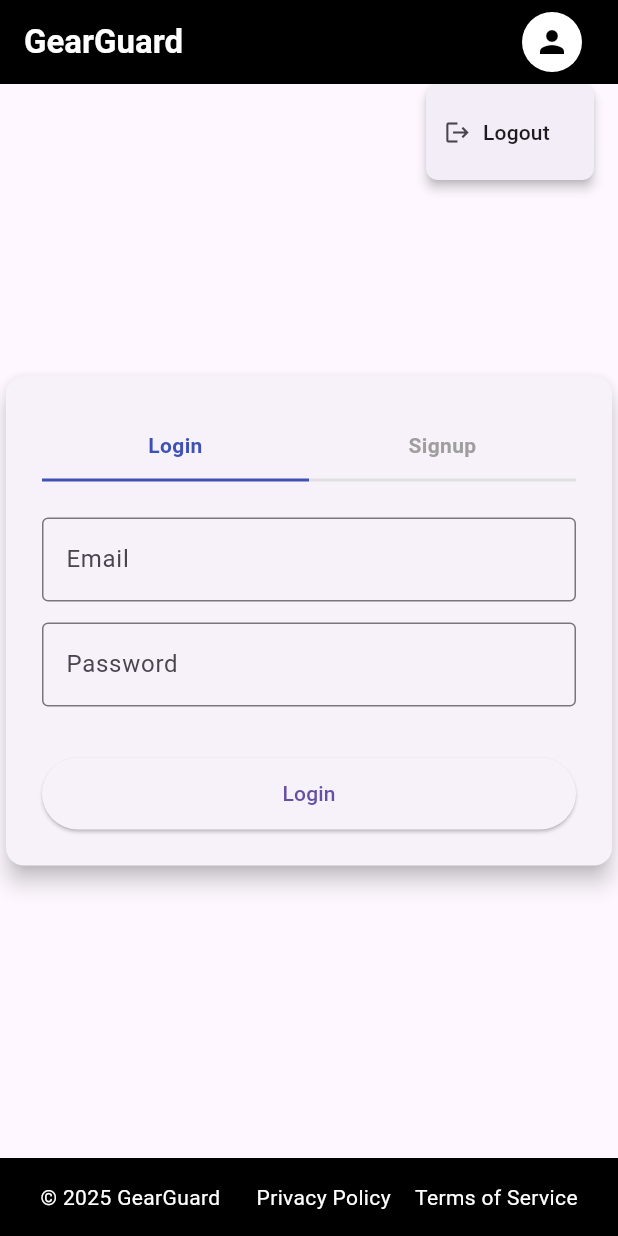
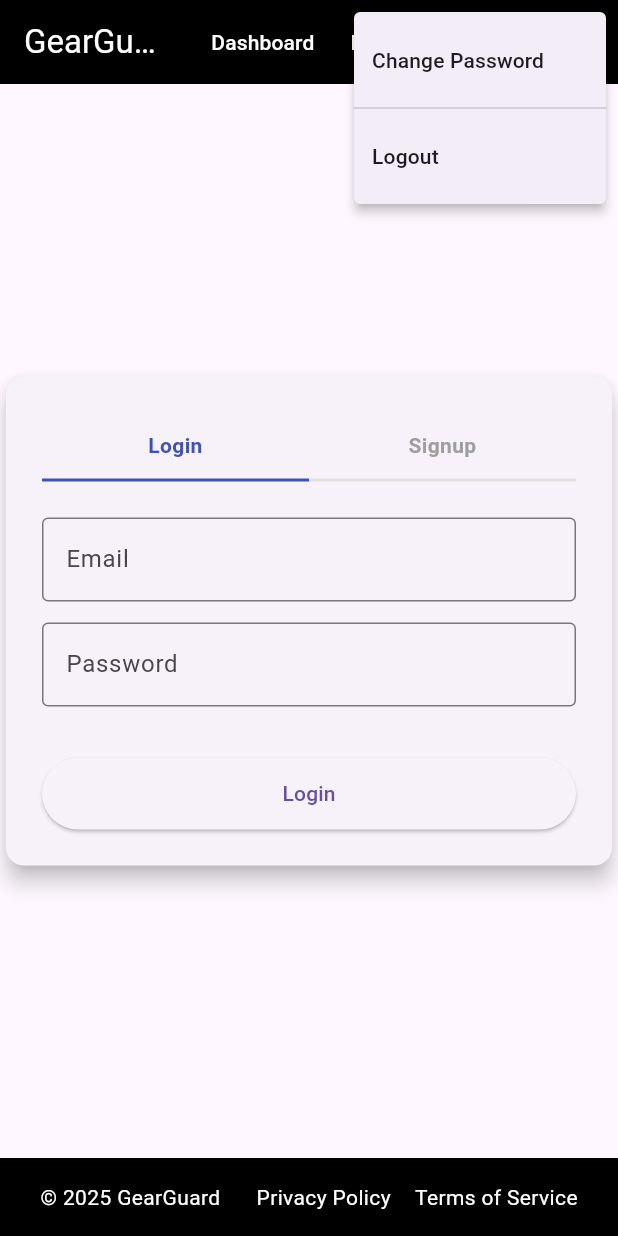
Before and after one commit to Nishiv15/GearGuard, a Flutter app: the screen it shows after launch, after a tap on the "person" icon, on a phone screen of 412 x 824 dp. Run offline on Flutter 3.47's test engine with Material 3 defaults, Android fonts, the light colour scheme and no system bars.

Commit message:
maintenance req

```diff
--- a/frontend_gearguard/lib/main.dart
+++ b/frontend_gearguard/lib/main.dart
@@ -1,6 +1,9 @@
 import 'package:flutter/material.dart';
+
 import 'screens/login_screen.dart';
 import 'screens/app_shell.dart';
+import 'screens/dashboard_screen.dart';
+import 'screens/maintenance_screen.dart';
 
 void main() {
   runApp(const MyApp());
@@ -12,12 +15,28 @@
   @override
   Widget build(BuildContext context) {
     return MaterialApp(
+      title: 'GearGuard',
       debugShowCheckedModeBanner: false,
-      title: 'GearGuard',
-      initialRoute: '/',
+
+      // 🔐 START AT LOGIN
+      initialRoute: '/login',
+
       routes: {
-        '/': (context) => const LoginScreen(),
+        '/login': (context) => const LoginScreen(),
+
+        // 🏠 MAIN SHELL AFTER LOGIN
         '/app': (context) => const AppShell(),
+
+        // 📊 INTERNAL NAV ROUTES
+        '/dashboard': (context) => const DashboardScreen(),
+        '/maintenance': (context) => const MaintenanceScreen(),
+      },
+
+      // 🚨 FALLBACK
+      onUnknownRoute: (_) {
+        return MaterialPageRoute(
+          builder: (_) => const LoginScreen(),
+        );
       },
     );
   }
--- a/frontend_gearguard/lib/models/model.dart
+++ /dev/null
@@ -1 +0,0 @@
-//model
--- a/frontend_gearguard/lib/widgets/auth_widget.dart
+++ b/frontend_gearguard/lib/widgets/auth_widget.dart
@@ -1,4 +1,5 @@
 import 'package:flutter/material.dart';
+import '../services/auth_service.dart';
 
 class AuthWidget extends StatefulWidget {
   const AuthWidget({super.key});
@@ -12,11 +13,13 @@ class _AuthWidgetState extends State<AuthWidget> {
   final _formKey = GlobalKey<FormState>();
 
   final TextEditingController companyController = TextEditingController();
-  final TextEditingController managerController = TextEditingController();
+  final TextEditingController nameController = TextEditingController();
   final TextEditingController emailController = TextEditingController();
   final TextEditingController passwordController = TextEditingController();
   final TextEditingController confirmPasswordController =
       TextEditingController();
+
+  bool loading = false;
 
   @override
   Widget build(BuildContext context) {
@@ -50,7 +53,7 @@ class _AuthWidgetState extends State<AuthWidget> {
                         ),
                       if (!isLogin)
                         _textField(
-                          controller: managerController,
+                          controller: nameController,
                           label: "Name",
                         ),
                       _textField(
@@ -81,7 +84,8 @@ class _AuthWidgetState extends State<AuthWidget> {
                           controller: confirmPasswordController,
                           label: "Re-enter Password",
                           obscureText: true,
-                          validator: (v) => v != passwordController.text
+                          validator: (v) =>
+                              v != passwordController.text
                                   ? "Passwords do not match"
                                   : null,
                         ),
@@ -89,11 +93,15 @@ class _AuthWidgetState extends State<AuthWidget> {
                       const SizedBox(height: 20),
 
                       ElevatedButton(
-                        onPressed: _handleSubmit,
+                        onPressed: loading ? null : _handleSubmit,
                         style: ElevatedButton.styleFrom(
                           minimumSize: const Size(double.infinity, 48),
                         ),
-                        child: Text(isLogin ? "Login" : "Register"),
+                        child: loading
+                            ? const CircularProgressIndicator(
+                                color: Colors.white,
+                              )
+                            : Text(isLogin ? "Login" : "Register"),
                       )
                     ],
                   ),
@@ -106,44 +114,58 @@ class _AuthWidgetState extends State<AuthWidget> {
     );
   }
 
-  // 🔑 MAIN LOGIC HERE
-  void _handleSubmit() {
+  // ===================== LOGIC =====================
+  Future<void> _handleSubmit() async {
     if (!_formKey.currentState!.validate()) return;
 
+    setState(() => loading = true);
+
+    try {
       if (isLogin) {
-      // ✅ LOGIN → DASHBOARD
+        await AuthService.login(
+          email: emailController.text.trim(),
+          password: passwordController.text.trim(),
+        );
         Navigator.pushReplacementNamed(context, '/app');
       } else {
-      // ✅ REGISTER → BACK TO LOGIN
+        await AuthService.signup(
+          companyName: companyController.text.trim(),
+          name: nameController.text.trim(),
+          email: emailController.text.trim(),
+          password: passwordController.text.trim(),
+          repassword: confirmPasswordController.text.trim(),
+        );
+
         ScaffoldMessenger.of(context).showSnackBar(
           const SnackBar(
             content: Text("Registration successful. Please login."),
           ),
         );
 
-      setState(() {
-        isLogin = true;
-      });
-
+        setState(() => isLogin = true);
         _clearSignupFields();
+      }
+    } catch (e) {
+      ScaffoldMessenger.of(context).showSnackBar(
+        SnackBar(content: Text(e.toString())),
+      );
+    } finally {
+      setState(() => loading = false);
     }
   }
 
   void _clearSignupFields() {
     companyController.clear();
-    managerController.clear();
+    nameController.clear();
     passwordController.clear();
     confirmPasswordController.clear();
   }
 
+  // ===================== UI HELPERS =====================
   Widget _toggleButton(String text, bool mode) {
     return Expanded(
       child: GestureDetector(
-        onTap: () {
-          setState(() {
-            isLogin = mode;
-          });
-        },
+        onTap: () => setState(() => isLogin = mode),
         child: Container(
           padding: const EdgeInsets.symmetric(vertical: 12),
           decoration: BoxDecoration(
--- a/frontend_gearguard/lib/widgets/navigation_widget.dart
+++ b/frontend_gearguard/lib/widgets/navigation_widget.dart
@@ -1,105 +1,85 @@
 import 'package:flutter/material.dart';
+import '../services/auth_service.dart';
 
 class NavigationWidget extends StatelessWidget
     implements PreferredSizeWidget {
-  final bool showMenu;
-  final int? selectedIndex;
-  final Function(int)? onItemTap;
-
-  const NavigationWidget({
-    super.key,
-    this.showMenu = true,
-    this.selectedIndex,
-    this.onItemTap,
-  });
+  const NavigationWidget({super.key});
 
   @override
   Widget build(BuildContext context) {
     return AppBar(
       backgroundColor: Colors.black,
-      elevation: 0,
       title: const Text(
         "GearGuard",
-        style: TextStyle(
-          color: Colors.white,
-          fontWeight: FontWeight.bold,
-        ),
+        style: TextStyle(color: Colors.white),
       ),
       actions: [
-        if (showMenu) ..._menuItems(),
-        const SizedBox(width: 8),
-        _profileMenu(context),
-        const SizedBox(width: 16),
-      ],
-    );
-  }
+        _navButton(context, "Dashboard", "/app"),
+        _navButton(context, "Maintenance", "/maintenance"),
 
-  /// 🔹 NAVIGATION ITEMS
-  List<Widget> _menuItems() {
-    return [
-      _navItem("Dashboard", 0),
-      _navItem("Maintenance", 1),
-      _navItem("Calendar", -1),
-      _navItem("Equipment", -1),
-      _navItem("Reporting", -1),
-      _navItem("Teams", -1),
-    ];
-  }
+        const SizedBox(width: 12),
 
-  Widget _navItem(String title, int index) {
-    return TextButton(
-      onPressed: index == -1 ? null : () => onItemTap?.call(index),
-      child: Text(
-        title,
-        style: TextStyle(
-          color: index == selectedIndex
-              ? Colors.white
-              : Colors.white70,
-          fontWeight: FontWeight.w600,
-        ),
-      ),
-    );
-  }
+        // 🔐 AVATAR DROPDOWN
+        PopupMenuButton<String>(
+          onSelected: (value) {
+            switch (value) {
+              case 'users':
+                Navigator.pushNamed(context, '/users');
+                break;
+              case 'change_password':
+                Navigator.pushNamed(context, '/change-password');
+                break;
+              case 'logout':
+                AuthService.logout();
+                Navigator.pushReplacementNamed(context, '/login');
+                break;
+            }
+          },
+          itemBuilder: (_) {
+            final items = <PopupMenuEntry<String>>[];
 
-  /// 👤 AVATAR WITH LOGOUT DROPDOWN
-  Widget _profileMenu(BuildContext context) {
-    return PopupMenuButton<String>(
-      position: PopupMenuPosition.under, // ✅ below avatar
-      offset: const Offset(0, 8), // ✅ spacing
-      shape: RoundedRectangleBorder(
-        borderRadius: BorderRadius.circular(8),
-      ),
-      onSelected: (value) {
-        if (value == 'logout') {
-          Navigator.pushNamedAndRemoveUntil(
-            context,
-            '/',
-            (route) => false,
-          );
-        }
-      },
-      icon: const CircleAvatar(
-        backgroundColor: Colors.white,
-        child: Icon(
-          Icons.person,
-          color: Colors.black,
-        ),
-      ),
-      itemBuilder: (context) => const [
-        PopupMenuItem<String>(
-          value: 'logout',
-          child: Row(
-            children: [
-              Icon(Icons.logout, size: 18),
-              SizedBox(width: 8),
-              Text("Logout"),
-            ],
+            if (AuthService.isOwner || AuthService.isManager) {
+              items.add(const PopupMenuItem(
+                value: 'users',
+                child: Text("Users"),
+              ));
+            } else {
+              items.add(const PopupMenuItem(
+                value: 'change_password',
+                child: Text("Change Password"),
+              ));
+            }
+
+            items.add(const PopupMenuDivider());
+            items.add(const PopupMenuItem(
+              value: 'logout',
+              child: Text("Logout"),
+            ));
+
+            return items;
+          },
+          child: const Padding(
+            padding: EdgeInsets.symmetric(horizontal: 16),
+            child: CircleAvatar(
+              backgroundColor: Colors.white,
+              child: Icon(Icons.person, color: Colors.black),
+            ),
           ),
         ),
       ],
     );
   }
 
+  Widget _navButton(BuildContext context, String title, String route) {
+    return TextButton(
+      onPressed: () => Navigator.pushNamed(context, route),
+      child: Text(
+        title,
+        style: const TextStyle(color: Colors.white),
+      ),
+    );
+  }
+
   @override
   Size get preferredSize => const Size.fromHeight(kToolbarHeight);
 }
```
Also changed, not shown: frontend_gearguard/lib/models/maintenance_request.dart (added, +45 -0 lines), frontend_gearguard/lib/screens/maintenance_screen.dart (+12 -81 lines), frontend_gearguard/lib/services/api_service.dart (renamed from frontend_gearguard/lib/services/service.dart), frontend_gearguard/lib/services/user_service.dart (added), frontend_gearguard/pubspec.yaml (line endings or trailing spaces). Lines whose indentation alone changed are shown as unchanged.
